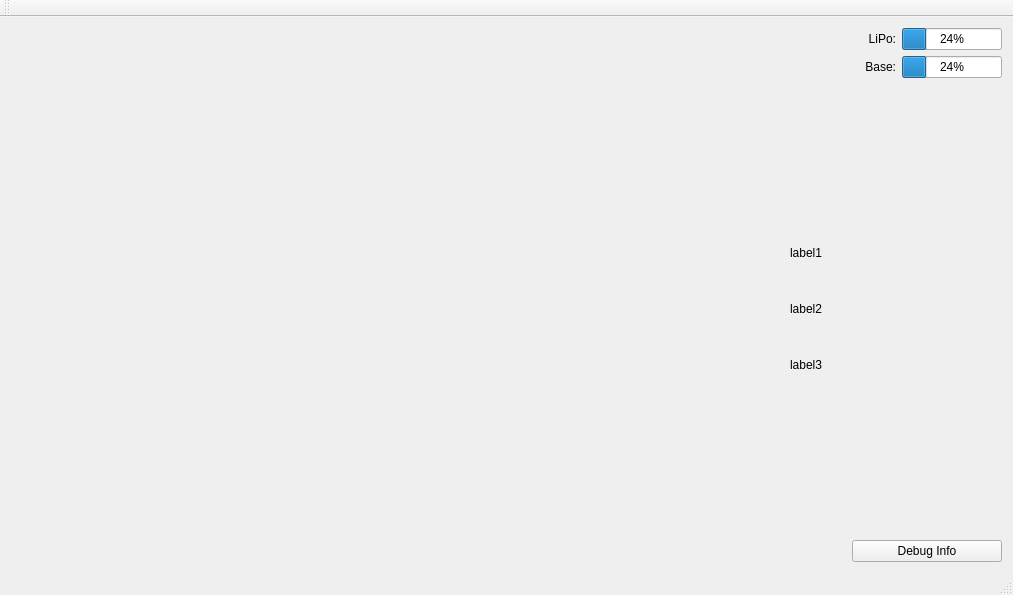
sdpickandroll/Qt_interface, file mainwindow.ui: the form before one commit.
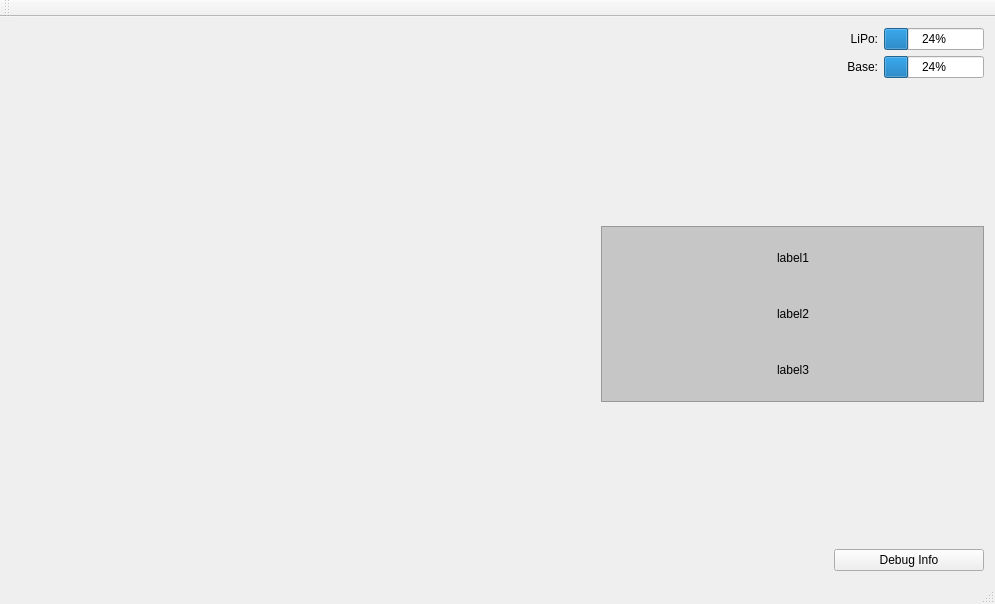
The form after the commit.

Patch:
```diff
--- a/mainwindow.ui
+++ b/mainwindow.ui
@@ -6,8 +6,8 @@
    <rect>
     <x>0</x>
     <y>0</y>
-    <width>1013</width>
-    <height>595</height>
+    <width>995</width>
+    <height>604</height>
    </rect>
   </property>
   <property name="windowTitle">
@@ -17,7 +17,7 @@
    <string notr="true"/>
   </property>
   <widget class="QWidget" name="centralWidget">
-   <layout class="QHBoxLayout" name="horizontalLayout_9">
+   <layout class="QHBoxLayout" name="horizontalLayout_3">
     <item>
      <widget class="QLabel" name="video_label">
       <property name="sizePolicy">
@@ -69,7 +69,7 @@
      </spacer>
     </item>
     <item>
-     <layout class="QVBoxLayout" name="verticalLayout">
+     <layout class="QVBoxLayout" name="verticalLayout_2">
       <item>
        <layout class="QHBoxLayout" name="horizontalLayout">
         <item>
@@ -159,7 +159,35 @@
        </spacer>
       </item>
       <item>
-       <layout class="QHBoxLayout" name="horizontalLayout_3">
+       <widget class="QFrame" name="frame">
+        <property name="sizePolicy">
+         <sizepolicy hsizetype="Preferred" vsizetype="Preferred">
+          <horstretch>0</horstretch>
+          <verstretch>0</verstretch>
+         </sizepolicy>
+        </property>
+        <property name="contextMenuPolicy">
+         <enum>Qt::DefaultContextMenu</enum>
+        </property>
+        <property name="layoutDirection">
+         <enum>Qt::LeftToRight</enum>
+        </property>
+        <property name="autoFillBackground">
+         <bool>false</bool>
+        </property>
+        <property name="styleSheet">
+         <string notr="true">background-color: rgb(198, 198, 198);
+border-color: rgb(84, 84, 84);</string>
+        </property>
+        <property name="frameShape">
+         <enum>QFrame::StyledPanel</enum>
+        </property>
+        <property name="frameShadow">
+         <enum>QFrame::Raised</enum>
+        </property>
+        <layout class="QVBoxLayout" name="verticalLayout">
+         <item>
+          <layout class="QHBoxLayout" name="horizontalLayout_7">
         <item>
          <spacer name="horizontalSpacer_3">
           <property name="orientation">
@@ -284,9 +312,9 @@
        </layout>
       </item>
       <item>
-       <layout class="QHBoxLayout" name="horizontalLayout_7">
+          <layout class="QHBoxLayout" name="horizontalLayout_5">
         <item>
-         <spacer name="horizontalSpacer_8">
+            <spacer name="horizontalSpacer_7">
           <property name="orientation">
            <enum>Qt::Horizontal</enum>
           </property>
@@ -330,7 +358,7 @@
          </widget>
         </item>
         <item>
-         <spacer name="horizontalSpacer_7">
+            <spacer name="horizontalSpacer_8">
           <property name="orientation">
            <enum>Qt::Horizontal</enum>
           </property>
@@ -343,6 +371,9 @@
          </spacer>
         </item>
        </layout>
+         </item>
+        </layout>
+       </widget>
       </item>
       <item>
        <spacer name="verticalSpacer_2">
```
Left out of the diff: 4 changed lines with no effect on the pictures. Lines whose indentation alone changed are shown as unchanged.
